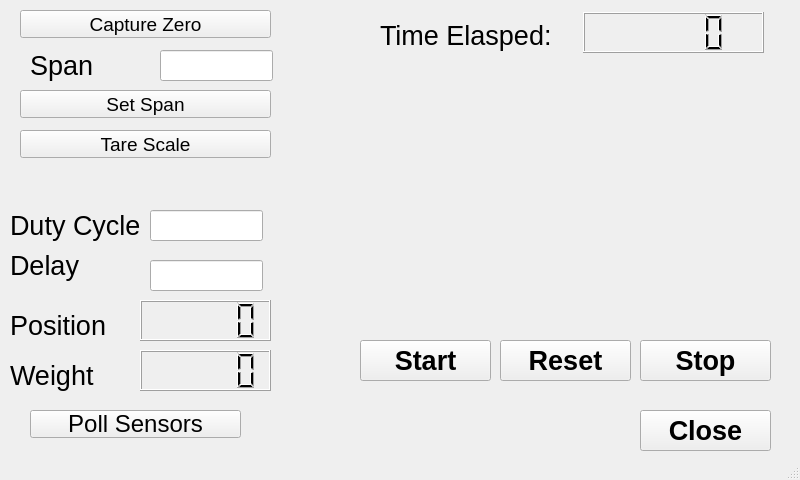
First picture: the form in demoui.ui, repository mjr1ch/magna_press, before the edit.
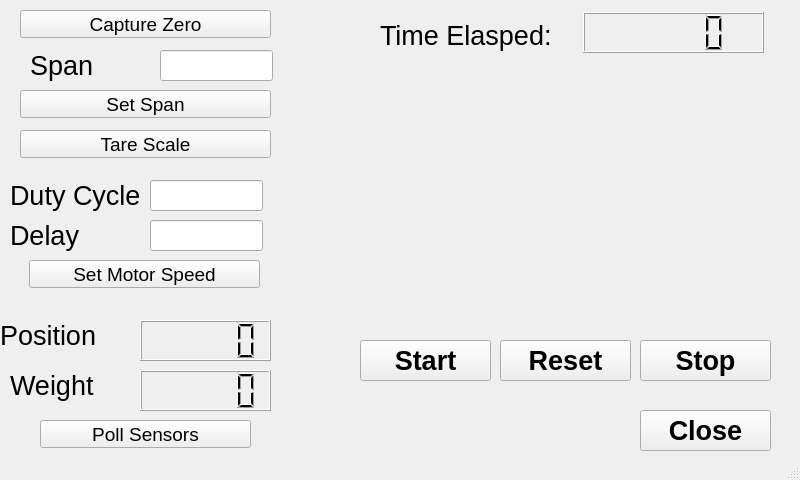
Second picture: the form after the edit. Custom widgets are drawn as their Qt base class.

The edit to the form file:
```diff
--- a/demoui.ui
+++ b/demoui.ui
@@ -122,7 +122,7 @@
     <property name="geometry">
      <rect>
       <x>10</x>
-      <y>210</y>
+      <y>180</y>
       <width>131</width>
       <height>31</height>
      </rect>
@@ -195,7 +195,7 @@
     <property name="geometry">
      <rect>
       <x>10</x>
-      <y>250</y>
+      <y>220</y>
       <width>131</width>
       <height>31</height>
      </rect>
@@ -214,7 +214,7 @@
     <property name="geometry">
      <rect>
       <x>150</x>
-      <y>210</y>
+      <y>180</y>
       <width>113</width>
       <height>31</height>
      </rect>
@@ -229,7 +229,7 @@
     <property name="geometry">
      <rect>
       <x>150</x>
-      <y>260</y>
+      <y>220</y>
       <width>113</width>
       <height>31</height>
      </rect>
@@ -262,8 +262,8 @@
    <widget class="QLabel" name="label_5">
     <property name="geometry">
      <rect>
-      <x>10</x>
-      <y>310</y>
+      <x>0</x>
+      <y>320</y>
       <width>131</width>
       <height>31</height>
      </rect>
@@ -282,7 +282,7 @@
     <property name="geometry">
      <rect>
       <x>10</x>
-      <y>360</y>
+      <y>370</y>
       <width>131</width>
       <height>31</height>
      </rect>
@@ -311,7 +311,7 @@
     <property name="geometry">
      <rect>
       <x>140</x>
-      <y>350</y>
+      <y>370</y>
       <width>131</width>
       <height>41</height>
      </rect>
@@ -321,7 +321,7 @@
     <property name="geometry">
      <rect>
       <x>140</x>
-      <y>300</y>
+      <y>320</y>
       <width>131</width>
       <height>41</height>
      </rect>
@@ -350,15 +350,15 @@
    <widget class="QPushButton" name="bttn_pollSensors">
     <property name="geometry">
      <rect>
-      <x>30</x>
-      <y>410</y>
+      <x>40</x>
+      <y>420</y>
       <width>211</width>
       <height>28</height>
      </rect>
     </property>
     <property name="font">
      <font>
-      <pointsize>18</pointsize>
+      <pointsize>14</pointsize>
       <italic>false</italic>
      </font>
     </property>
@@ -366,6 +366,26 @@
      <string>Poll Sensors</string>
     </property>
    </widget>
+   <widget class="QPushButton" name="bttn_setMotorSpeed">
+    <property name="geometry">
+     <rect>
+      <x>29</x>
+      <y>260</y>
+      <width>231</width>
+      <height>28</height>
+     </rect>
+    </property>
+    <property name="font">
+     <font>
+      <pointsize>14</pointsize>
+      <weight>50</weight>
+      <bold>false</bold>
+     </font>
+    </property>
+    <property name="text">
+     <string>Set Motor Speed</string>
+    </property>
+   </widget>
   </widget>
   <widget class="QStatusBar" name="statusbar"/>
  </widget>
```
Left out of the diff: 3 changed lines with no effect on the pictures.
